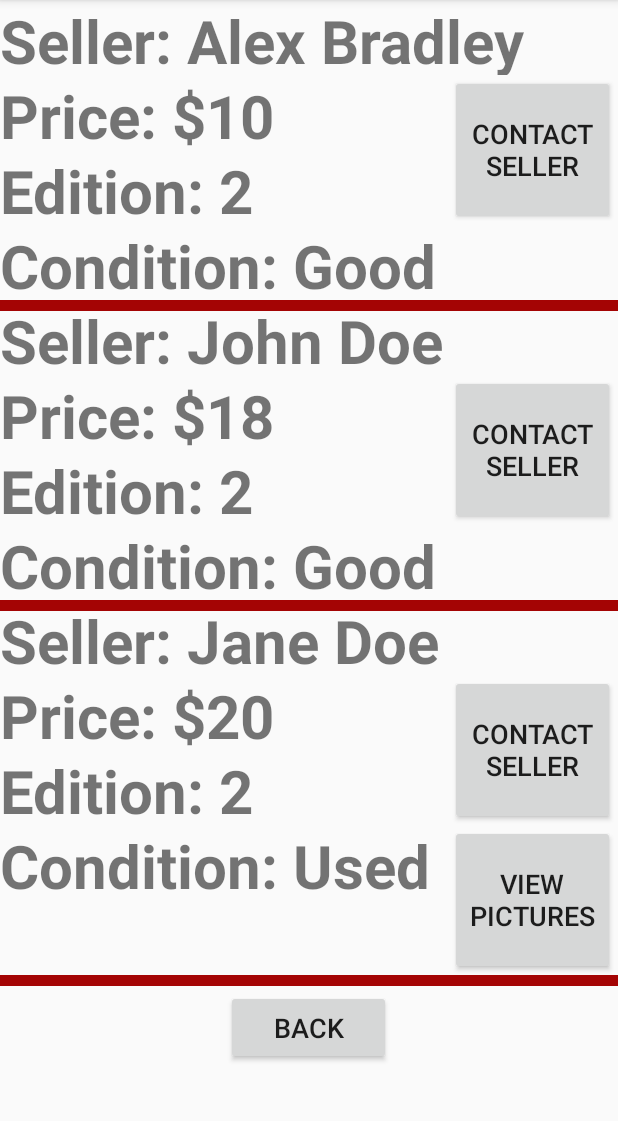
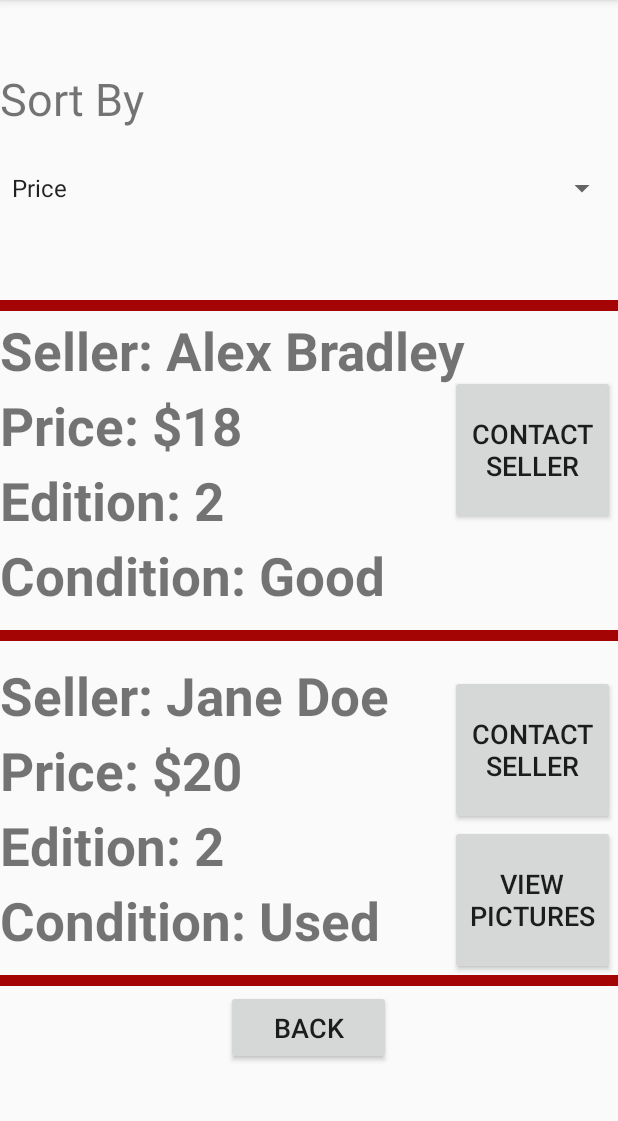
Before and after one commit to jiangzhengwenjz/upeers, an Android app: the csci5115Textbook1Buy screen opened directly, with no data from a screen before it, on a phone screen of 412 x 824 dp, the part 84-1205 px from its top. Run offline under Robolectric (Android 15) with nearby library versions, the phone set to English and light mode, and no system bars.

Commit message:
Merge remote-tracking branch 'remotes/origin/master' into Textbooks
# Conflicts:
#	.idea/codeStyles/Project.xml
#	app/src/main/AndroidManifest.xml
#	app/src/main/res/values/dimens.xml
#	app/src/main/res/values/strings.xml
#	app/src/main/res/values/styles.xml

```diff
--- a/app/src/main/res/layout/activity_cs5115_sell_textbook.xml
+++ b/app/src/main/res/layout/activity_cs5115_sell_textbook.xml
@@ -7,6 +7,10 @@
     app:layout_behavior="@string/appbar_scrolling_view_behavior"
     tools:context=".cs5115SellTextbook"
     tools:showIn="@layout/activity_cs5115_sell_textbook">
+    <ScrollView
+        android:layout_width="match_parent"
+        android:layout_height="match_parent"
+        android:orientation="vertical">
         <RelativeLayout xmlns:android="http://schemas.android.com/apk/res/android"
             xmlns:app="http://schemas.android.com/apk/res-auto"
             android:layout_width="match_parent" android:layout_height="match_parent">
@@ -109,5 +113,7 @@
                 android:textSize="20dp" />
 
         </RelativeLayout>
+    </ScrollView>
+
 
 </androidx.constraintlayout.widget.ConstraintLayout>
--- a/app/src/main/res/layout/activity_cs5115_textbook1_details.xml
+++ b/app/src/main/res/layout/activity_cs5115_textbook1_details.xml
@@ -7,6 +7,10 @@
     app:layout_behavior="@string/appbar_scrolling_view_behavior"
     tools:context=".cs5115Textbook1Details"
     tools:showIn="@layout/activity_cs5115_textbook1_details">
+    <ScrollView
+        android:layout_width="match_parent"
+        android:layout_height="match_parent"
+        android:orientation="vertical">
         <RelativeLayout xmlns:android="http://schemas.android.com/apk/res/android"
             android:layout_width="match_parent"
             android:layout_height="match_parent"
@@ -40,4 +44,7 @@
                 app:srcCompat="@drawable/used_textbook" />
         </RelativeLayout>
 
+    </ScrollView>
+
+
 </androidx.constraintlayout.widget.ConstraintLayout>
--- a/app/src/main/res/layout/activity_cs5115_textbook_wishlist.xml
+++ b/app/src/main/res/layout/activity_cs5115_textbook_wishlist.xml
@@ -7,6 +7,10 @@
     app:layout_behavior="@string/appbar_scrolling_view_behavior"
     tools:context=".cs5115TextbookWishlist"
     tools:showIn="@layout/activity_cs5115_textbook_wishlist">
+    <ScrollView
+        android:layout_width="match_parent"
+        android:layout_height="match_parent"
+        android:orientation="vertical">
         <RelativeLayout xmlns:android="http://schemas.android.com/apk/res/android"
             android:layout_width="match_parent" android:layout_height="match_parent">
             <TextView
@@ -28,5 +32,6 @@
                 android:layout_centerHorizontal="true"
                 android:textSize="18dp" />
         </RelativeLayout>
+    </ScrollView>
 
 </androidx.constraintlayout.widget.ConstraintLayout>
--- a/app/src/main/res/layout/activity_cs5115selltextbookconfirm.xml
+++ b/app/src/main/res/layout/activity_cs5115selltextbookconfirm.xml
@@ -5,6 +5,10 @@
     android:layout_width="match_parent"
     android:layout_height="match_parent"
     tools:context=".ui.cs5115SellTextbookConfirm">
+    <ScrollView
+        android:layout_width="match_parent"
+        android:layout_height="match_parent"
+        android:orientation="vertical">
         <RelativeLayout
             android:layout_width="match_parent"
             android:layout_height="match_parent">
@@ -51,4 +55,6 @@
 
         </RelativeLayout>
 
+    </ScrollView>
+
 </androidx.constraintlayout.widget.ConstraintLayout>
--- a/app/src/main/res/layout/activity_csci5115_textbook1_buy.xml
+++ b/app/src/main/res/layout/activity_csci5115_textbook1_buy.xml
@@ -5,44 +5,15 @@
     android:layout_width="match_parent"
     android:layout_height="match_parent"
     tools:context=".csci5115Textbook1Buy">
-    <RelativeLayout xmlns:android="http://schemas.android.com/apk/res/android"
-        xmlns:app="http://schemas.android.com/apk/res-auto"
+    <ScrollView
+        android:layout_width="match_parent"
+        android:layout_height="match_parent"
+        android:orientation="vertical">
+        <RelativeLayout
             android:layout_width="match_parent" android:layout_height="match_parent">
-        <TextView
-            android:layout_width="match_parent"
-            android:layout_height="50dp"
-            android:textStyle="bold"
-            android:text="Seller: Alex Bradley"
-            android:textSize="40dp" />
-        <TextView
-            android:layout_width="match_parent"
-            android:layout_height="50dp"
-            android:textStyle="bold"
-            android:text="Price: $10"
-            android:layout_marginTop="50sp"
-            android:textSize="40dp" />
-        <TextView
-            android:layout_width="match_parent"
-            android:layout_height="50dp"
-            android:textStyle="bold"
-            android:text="Edition: 2"
-            android:layout_marginTop="100sp"
-            android:textSize="40dp" />
-        <TextView
-            android:layout_width="match_parent"
-            android:layout_height="50dp"
-            android:textStyle="bold"
-            android:text="Condition: Good"
-            android:layout_marginTop="150sp"
-            android:textSize="40dp" />
-        <Button
-            android:id="@+id/contactSeller1"
-            android:layout_width="110dp"
-            android:layout_height="100dp"
-            android:text="Contact Seller"
-            android:layout_marginTop="50sp"
-            android:layout_marginLeft="300sp"
-            android:textSize="18dp" />
+
+
+
 
             <View
                 android:layout_width="match_parent"
@@ -51,35 +22,35 @@
                 android:layout_marginTop="200sp"
                 android:background="#a40404" />
             <TextView
-            android:layout_marginTop="200sp"
+                android:layout_marginTop="210sp"
                 android:layout_width="match_parent"
                 android:textStyle="bold"
                 android:layout_height="50dp"
-            android:text="Seller: John Doe"
-            android:textSize="40dp" />
+                android:text="Seller: Alex Bradley"
+                android:textSize="35dp" />
             <TextView
                 android:layout_width="match_parent"
                 android:layout_height="50dp"
                 android:text="Price: $18"
                 android:textStyle="bold"
-            android:layout_marginTop="250sp"
-            android:textSize="40dp" />
+                android:layout_marginTop="260sp"
+                android:textSize="35dp" />
             <TextView
                 android:id="@+id/textView2"
                 android:layout_width="match_parent"
                 android:layout_height="50dp"
                 android:text="Edition: 2"
                 android:textStyle="bold"
-            android:layout_marginTop="300sp"
-            android:textSize="40dp" />
+                android:layout_marginTop="310sp"
+                android:textSize="35dp" />
             <TextView
                 android:id="@+id/textView"
                 android:layout_width="match_parent"
                 android:layout_height="50dp"
                 android:textStyle="bold"
                 android:text="Condition: Good"
-            android:layout_marginTop="350sp"
-            android:textSize="40dp" />
+                android:layout_marginTop="360sp"
+                android:textSize="35dp" />
             <Button
                 android:id="@+id/contactSeller2"
                 android:layout_width="110dp"
@@ -93,38 +64,38 @@
                 android:layout_width="match_parent"
                 android:layout_height="7dp"
                 android:layout_gravity="center"
-            android:layout_marginTop="400sp"
+                android:layout_marginTop="420sp"
                 android:background="#a40404" />
             <TextView
-            android:layout_marginTop="400sp"
+                android:layout_marginTop="440sp"
                 android:layout_width="match_parent"
                 android:textStyle="bold"
                 android:layout_height="50dp"
                 android:text="Seller: Jane Doe"
-            android:textSize="40dp" />
+                android:textSize="35dp" />
             <TextView
                 android:layout_width="match_parent"
                 android:layout_height="50dp"
                 android:text="Price: $20"
                 android:textStyle="bold"
-            android:layout_marginTop="450sp"
-            android:textSize="40dp" />
+                android:layout_marginTop="490sp"
+                android:textSize="35dp" />
             <TextView
                 android:id="@+id/textView7"
                 android:layout_width="match_parent"
                 android:layout_height="50dp"
                 android:text="Edition: 2"
                 android:textStyle="bold"
-            android:layout_marginTop="500sp"
-            android:textSize="40dp" />
+                android:layout_marginTop="540sp"
+                android:textSize="35dp" />
             <TextView
                 android:id="@+id/textView6"
                 android:layout_width="match_parent"
                 android:layout_height="50dp"
                 android:textStyle="bold"
                 android:text="Condition: Used"
-            android:layout_marginTop="550sp"
-            android:textSize="40dp" />
+                android:layout_marginTop="590sp"
+                android:textSize="35dp" />
             <Button
                 android:id="@+id/contactSeller3"
                 android:layout_width="110dp"
@@ -156,7 +127,24 @@
                 android:layout_marginTop="660sp"
                 android:layout_centerHorizontal="true"
                 android:textSize="18dp" />
+            <TextView
+                android:id="@+id/SoftBy"
+                android:layout_width="match_parent"
+                android:layout_height="50dp"
+                android:layout_marginTop="45dp"
+                android:entries="@array/Sortby"
+                android:text="Sort By"
+                android:textSize="30sp"/>
+
+            <Spinner
+                android:id="@+id/spinner"
+                android:layout_width="match_parent"
+                android:layout_height="100dp"
+                android:layout_marginTop="75dp"
+                android:entries="@array/Sortby"
+                android:textSize="50sp"/>
 
         </RelativeLayout>
+    </ScrollView>
 
 </androidx.constraintlayout.widget.ConstraintLayout>
--- a/app/src/main/res/layout/activity_textbook__buying.xml
+++ b/app/src/main/res/layout/activity_textbook__buying.xml
@@ -5,6 +5,10 @@
     android:layout_width="match_parent"
     android:layout_height="match_parent"
     tools:context=".csci5115BuyTextbook">
+    <ScrollView
+        android:layout_width="match_parent"
+        android:layout_height="match_parent"
+        android:orientation="vertical">
         <RelativeLayout xmlns:android="http://schemas.android.com/apk/res/android"
             xmlns:app="http://schemas.android.com/apk/res-auto"
             android:layout_width="match_parent" android:layout_height="match_parent">
@@ -88,4 +92,6 @@
 
         </RelativeLayout>
 
+    </ScrollView>
+
 </androidx.constraintlayout.widget.ConstraintLayout>
--- a/app/src/main/res/values/strings.xml
+++ b/app/src/main/res/values/strings.xml
@@ -12,6 +12,11 @@
     <string name="give_kudos">Give Kudos</string>
     <string name="confirm">Confirm</string>
     <string name="cancel">Cancel</string>
+    <string-array name="Sortby">
+        <item>Price</item>
+        <item>Most recent</item>
+        <item>Condition</item>
+    </string-array>
 
     <!-- TODO: Remove or change this placeholder text -->
     <string name="hello_blank_fragment">Hello couse info page fragment!</string>
```
Lines whose indentation alone changed are shown as unchanged.
